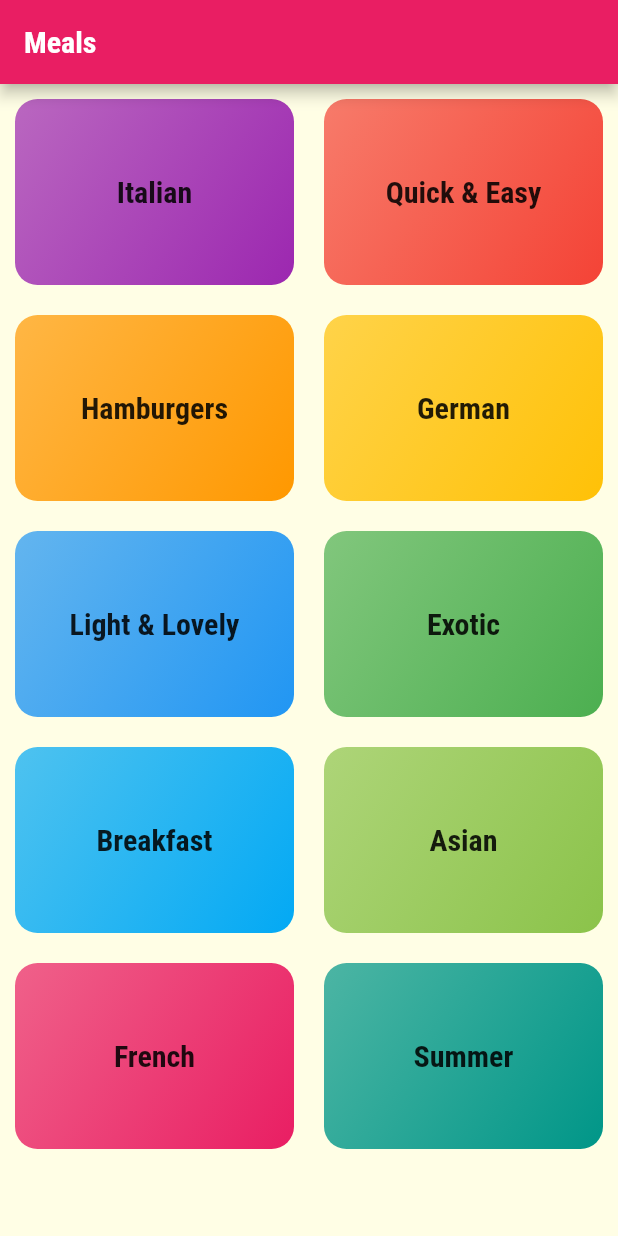
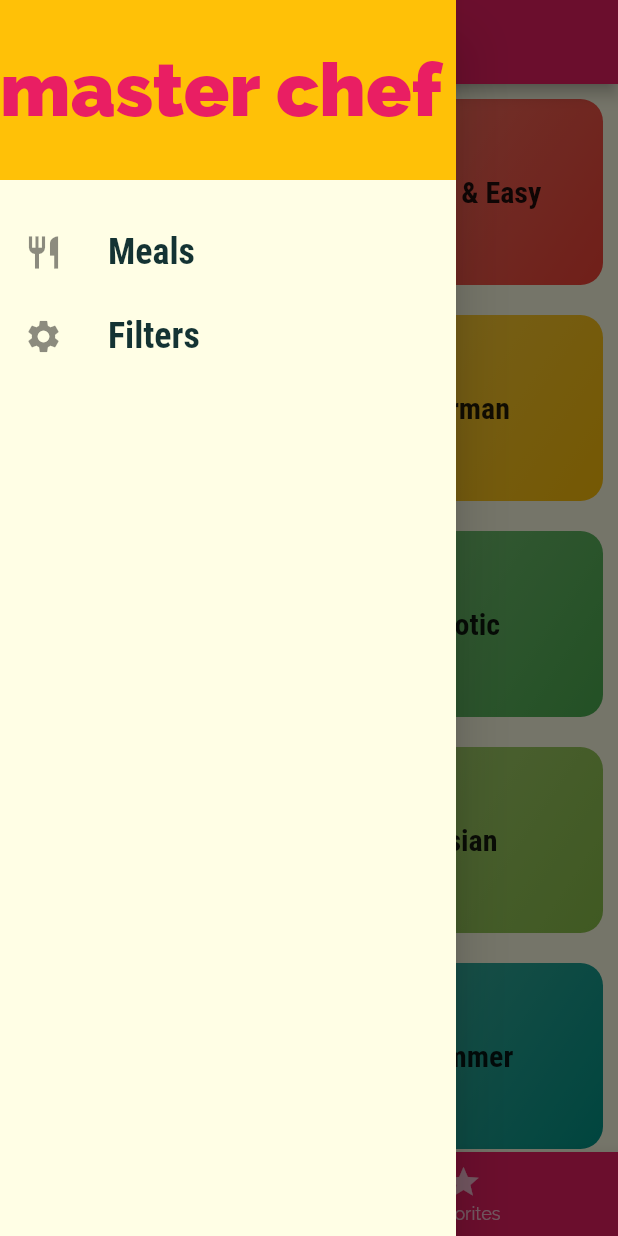
Before and after one commit to fluttercode9/meals-app, a Flutter app: the screen it shows after launch, with the side drawer open (before the commit the screen has no drawer), on a phone screen of 412 x 824 dp. Run offline on Flutter 3.47's test engine with Material 2 defaults, Android fonts, the phone set to English and light mode, and no system bars.

```diff
--- a/lib/main.dart
+++ b/lib/main.dart
@@ -1,8 +1,10 @@
 import 'package:flutter/material.dart';
 import 'package:flutter_complete_guide/screens/category_meals_screen.dart';
+import 'package:flutter_complete_guide/screens/favorites_screen.dart';
+import 'package:flutter_complete_guide/screens/filters_screen.dart';
 import 'package:flutter_complete_guide/screens/meal_details_screen.dart';
-
-import 'screens/categories_screen.dart';
+import 'package:flutter_complete_guide/screens/tabs_screen.dart';
+import 'screens/tabs_screen.dart';
 
 void main() => runApp(MyApp());
 
@@ -30,9 +32,11 @@ class MyApp extends StatelessWidget {
             )),
       ),
       routes: {
-        "/": (ctx) => CategoriesScreen(),
+        "/": (ctx) => TabScreen(),
         CategoryMealsScreen.route: (ctx) => CategoryMealsScreen(),
         MealDetailsScreen.route: (ctx) => MealDetailsScreen(),
+        FavoritesScreen.route: (ctx) => FavoritesScreen(),
+        FiltersScreen.route: (ctx) => FiltersScreen(),
       },
     );
   }
--- a/lib/screens/categories_screen.dart
+++ b/lib/screens/categories_screen.dart
@@ -5,9 +5,7 @@ import '../dummy_data.dart';
 class CategoriesScreen extends StatelessWidget {
   @override
   Widget build(BuildContext context) {
-    return Scaffold(
-        appBar: AppBar(title: const Text('Meals '),),
-        body: GridView(
+    return GridView(
           padding: EdgeInsets.all(10),
           children: DUMMY_CATEGORIES
               .map((e) => CategoryItem(e. id, e.title, e.color))
@@ -19,6 +17,6 @@ class CategoriesScreen extends StatelessWidget {
             crossAxisSpacing: 20,
             mainAxisSpacing: 20,
           ),
-        ));
+        );
   }
 }
--- /dev/null
+++ b/lib/screens/tabs_screen.dart
@@ -0,0 +1,52 @@
+import 'package:flutter/material.dart';
+import 'package:flutter_complete_guide/screens/categories_screen.dart';
+import 'package:flutter_complete_guide/widgets/main_drawer.dart';
+
+import 'favorites_screen.dart';
+
+class TabScreen extends StatefulWidget {
+  @override
+  _TabScreenState createState() => _TabScreenState();
+}
+
+class _TabScreenState extends State<TabScreen> {
+  List<Map<String, Object>> _pages = [
+    {'title': 'Categories', 'screen': CategoriesScreen()},
+    {'title': 'Favourites', 'screen': FavoritesScreen()}
+  ];
+  int _selectedPageIndex = 0;
+  void _selectPage(int index) {
+    setState(() {
+      _selectedPageIndex = index;
+    });
+  }
+
+  @override
+  Widget build(BuildContext context) {
+    return Scaffold(
+      appBar: AppBar(
+        title: Text(_pages[_selectedPageIndex]['title']),
+      ),
+      drawer: MainDrawer(),
+      body: _pages[_selectedPageIndex]['screen'],
+      bottomNavigationBar: BottomNavigationBar(
+        unselectedItemColor: Colors.white70,
+        selectedItemColor: Colors.white,
+        showUnselectedLabels: true,
+        onTap: _selectPage,
+        backgroundColor: Theme.of(context).primaryColor,
+        items: [
+          BottomNavigationBarItem(
+            icon: Icon(Icons.category),
+            label: 'Categories',
+          ),
+          BottomNavigationBarItem(
+            icon: Icon(Icons.star),
+            label: 'Favorites',
+          )
+        ],
+        currentIndex: _selectedPageIndex,
+      ),
+    );
+  }
+}
--- /dev/null
+++ b/lib/widgets/main_drawer.dart
@@ -0,0 +1,61 @@
+import 'package:flutter/material.dart';
+import 'package:flutter_complete_guide/screens/favorites_screen.dart';
+import 'package:flutter_complete_guide/screens/filters_screen.dart';
+
+class MainDrawer extends StatelessWidget {
+  Widget buildListTile(String title, IconData icon, Function tapHandler) {
+    return ListTile(
+      leading: Icon(
+        icon,
+        size: 26,
+      ),
+      title: Text(
+        title,
+        style: TextStyle(
+            fontFamily: 'RobotoCondensed',
+            fontSize: 24,
+            fontWeight: FontWeight.bold),
+      ),
+      onTap: tapHandler,
+    );
+  }
+
+  Function tapHandler() {}
+
+  @override
+  Widget build(BuildContext context) {
+    return Drawer(
+      child: Column(
+
+        children: [
+          Container(
+            height: 120,
+            width: double.infinity,
+            color: Theme.of(context).accentColor,
+            alignment: Alignment.centerLeft,
+            child: Text(
+              'master chef',
+              style: TextStyle(
+                  fontWeight: FontWeight.w900,
+                  fontSize: 50,
+                  color: Theme.of(context).primaryColor),
+            ),
+          ),
+          SizedBox(
+            height: 20,
+          ),
+          buildListTile(
+            'Meals',
+            Icons.restaurant,
+            () {
+              Navigator.of(context).pushNamed('/');
+            },
+          ),
+          buildListTile('Filters', Icons.settings, () {
+            Navigator.of(context).pushReplacementNamed(FiltersScreen.route);
+          }),
+        ],
+      ),
+    );
+  }
+}
```
Also changed, not shown: lib/screens/category_meals_screen.dart (+45 -15 lines), lib/screens/favorites_screen.dart (added, +11 -0 lines), lib/screens/filters_screen.dart (added, +18 -0 lines), lib/screens/meal_details_screen.dart (+29 -3 lines), lib/widgets/meal_item.dart (+24 -4 lines).
